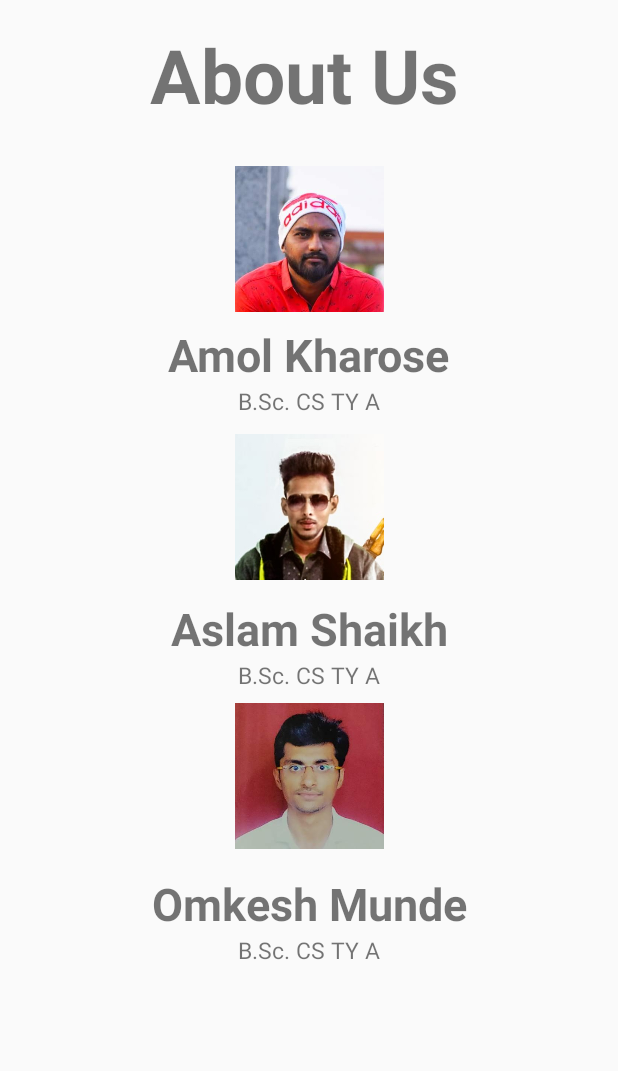
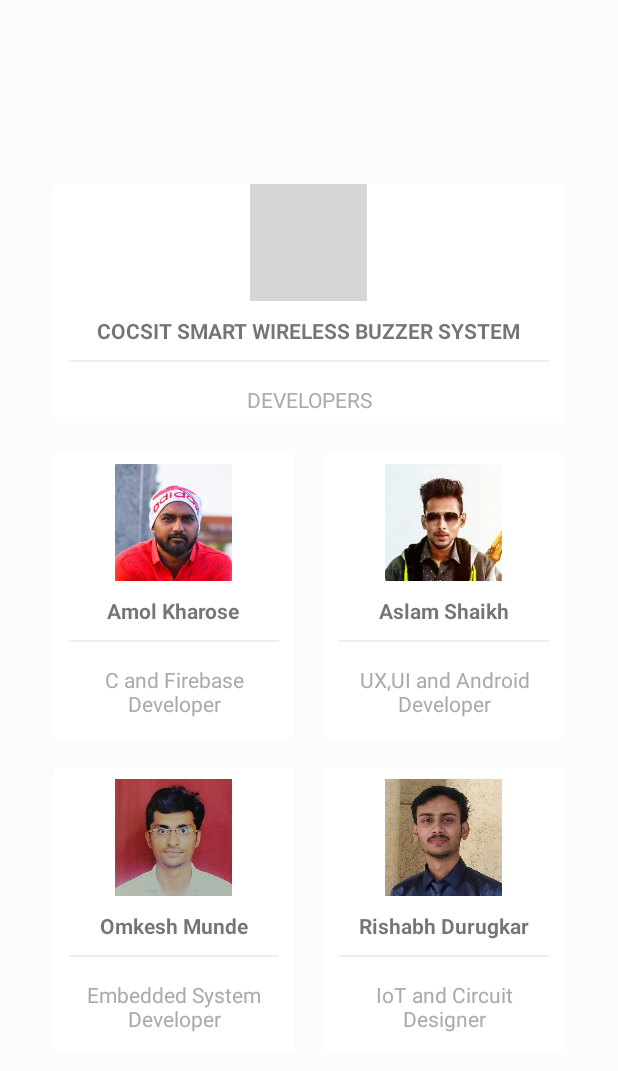
Before and after one commit to BeingTiger007/MyQuizApp, an Android app: the About screen opened directly, with no data from a screen before it, on a phone screen of 412 x 824 dp. Shown: the top 1071 px of the screen. Run offline under Robolectric (Android 15) with nearby library versions, the light colour scheme and no system bars; grey boxes are pictures that could not be loaded.

Commit message:
updated about us page

```diff
--- a/app/src/main/java/com/example/myquizapp/About.java
+++ b/app/src/main/java/com/example/myquizapp/About.java
@@ -2,6 +2,7 @@ package com.example.myquizapp;
 
 import androidx.appcompat.app.AppCompatActivity;
 
+import android.os.Build;
 import android.os.Bundle;
 
 public class About extends AppCompatActivity {
@@ -10,5 +11,11 @@ public class About extends AppCompatActivity {
     protected void onCreate(Bundle savedInstanceState) {
         super.onCreate(savedInstanceState);
         setContentView(R.layout.activity_about);
+
+        if (Build.VERSION.SDK_INT >= Build.VERSION_CODES.M) {
+            getWindow().setStatusBarColor(getResources().getColor(R.color.colorWhite, this.getTheme()));
+        } else if (Build.VERSION.SDK_INT >= Build.VERSION_CODES.LOLLIPOP) {
+            getWindow().setStatusBarColor(getResources().getColor(R.color.colorWhite));
+        }
     }
 }
--- a/app/src/main/res/layout/activity_about.xml
+++ b/app/src/main/res/layout/activity_about.xml
@@ -1,143 +1,225 @@
 <?xml version="1.0" encoding="utf-8"?>
-<androidx.constraintlayout.widget.ConstraintLayout xmlns:android="http://schemas.android.com/apk/res/android"
+<LinearLayout xmlns:android="http://schemas.android.com/apk/res/android"
     xmlns:app="http://schemas.android.com/apk/res-auto"
     xmlns:tools="http://schemas.android.com/tools"
     android:layout_width="match_parent"
     android:layout_height="match_parent"
-    tools:context=".About">
+    tools:context=".MainActivity"
+    android:padding="10dp"
+    android:orientation="vertical"
+    android:gravity="center"
+    android:background="@color/backgroudcolr">
 
+    <LinearLayout
+        android:clipToPadding="false"
+        android:gravity="center"
+        android:orientation="horizontal"
+        android:layout_width="match_parent"
+        android:layout_height="wrap_content">
+
+        <androidx.cardview.widget.CardView
+            android:foreground="?selectableItemBackground"
+            android:clickable="true"
+            android:layout_width="340dp"
+            android:layout_height="160dp"
+            android:layout_margin="10dp">
+            <LinearLayout
+                android:layout_width="match_parent"
+                android:layout_height="match_parent"
+                android:orientation="vertical"
+                android:gravity="center">
+                <ImageView
+                    android:layout_width="78dp"
+                    android:layout_height="78dp"
+                    android:src="@drawable/old_logo"
+                    android:padding="0dp"/>
                 <TextView
-        android:id="@+id/textView5"
                     android:layout_width="wrap_content"
                     android:layout_height="wrap_content"
-        android:layout_marginTop="16dp"
-        android:text="@string/about_us"
-        android:textAlignment="center"
-        android:textSize="50sp"
                     android:textStyle="bold"
-        app:layout_constraintBottom_toBottomOf="parent"
-        app:layout_constraintEnd_toEndOf="parent"
-        app:layout_constraintHorizontal_bias="0.487"
-        app:layout_constraintStart_toStartOf="parent"
-        app:layout_constraintTop_toTopOf="parent"
-        app:layout_constraintVertical_bias="0.0"></TextView>
-
-    <ImageView
-        android:id="@+id/imageView2"
-        android:layout_width="99dp"
-        android:layout_height="97dp"
-        android:layout_marginTop="16dp"
-        android:background="@drawable/amolcomp"
-        android:contentDescription="@string/todo"
-        android:scaleType="centerCrop"
-        app:layout_constraintBottom_toBottomOf="parent"
-        app:layout_constraintEnd_toEndOf="parent"
-        app:layout_constraintStart_toStartOf="parent"
-        app:layout_constraintTop_toBottomOf="@+id/textView5"
-        app:layout_constraintVertical_bias="0.018">
-
-    </ImageView>
-
+                    android:layout_marginTop="10dp"
+                    android:text="COCSIT SMART WIRELESS BUZZER SYSTEM"/>
+                <View
+                    android:layout_width="match_parent"
+                    android:layout_height="1dp"
+                    android:background="@color/lightgray"
+                    android:layout_margin="10dp" />
                 <TextView
-        android:id="@+id/textView6"
                     android:layout_width="wrap_content"
                     android:layout_height="wrap_content"
-        android:layout_marginTop="8dp"
-        android:text="@string/amol_kharose"
-        android:textAlignment="center"
-        android:textSize="30sp"
-        android:textStyle="bold"
-        app:layout_constraintEnd_toEndOf="parent"
-        app:layout_constraintHorizontal_bias="0.497"
-        app:layout_constraintStart_toStartOf="parent"
-        app:layout_constraintTop_toBottomOf="@+id/imageView2"></TextView>
+                    android:gravity="center"
+                    android:text="DEVELOPERS"
+                    android:padding="5dp"
+                    android:textColor="@android:color/darker_gray"/>
+            </LinearLayout>
+        </androidx.cardview.widget.CardView>
 
+    </LinearLayout>
+
+    <LinearLayout
+        android:clipToPadding="false"
+        android:gravity="center"
+        android:orientation="horizontal"
+        android:layout_width="match_parent"
+        android:layout_height="wrap_content">
+
+        <androidx.cardview.widget.CardView
+            android:foreground="?selectableItemBackground"
+            android:clickable="true"
+            android:layout_width="160dp"
+            android:layout_height="190dp"
+            android:layout_margin="10dp">
+            <LinearLayout
+                android:layout_width="match_parent"
+                android:layout_height="match_parent"
+                android:orientation="vertical"
+                android:gravity="center">
+                <ImageView
+                    android:layout_width="78dp"
+                    android:layout_height="78dp"
+                    android:src="@drawable/amolcomp"
+                    android:padding="0dp"/>
                 <TextView
-        android:id="@+id/textView7"
                     android:layout_width="wrap_content"
                     android:layout_height="wrap_content"
-        android:text="@string/b_sc_cs_ty_a"
-        android:textAlignment="center"
-        android:textSize="15sp"
-        app:layout_constraintEnd_toEndOf="parent"
-        app:layout_constraintStart_toStartOf="parent"
-        app:layout_constraintTop_toBottomOf="@+id/textView6"></TextView>
-
-    <ImageView
-        android:id="@+id/imageView3"
-        android:layout_width="99dp"
-        android:layout_height="97dp"
-        android:layout_marginTop="8dp"
-        android:background="@drawable/aslamcomp"
-        android:contentDescription="@string/todo"
-        android:scaleType="centerCrop"
-        app:layout_constraintBottom_toBottomOf="parent"
-        app:layout_constraintEnd_toEndOf="parent"
-        app:layout_constraintStart_toStartOf="parent"
-        app:layout_constraintTop_toBottomOf="@+id/textView7"
-        app:layout_constraintVertical_bias="0.008"></ImageView>
-
+                    android:textStyle="bold"
+                    android:layout_marginTop="10dp"
+                    android:text="Amol Kharose"/>
+                <View
+                    android:layout_width="match_parent"
+                    android:layout_height="1dp"
+                    android:background="@color/lightgray"
+                    android:layout_margin="10dp" />
                 <TextView
-        android:id="@+id/textView8"
                     android:layout_width="wrap_content"
                     android:layout_height="wrap_content"
-        android:layout_marginTop="12dp"
-        android:text="@string/aslam_shaikh"
-        android:textAlignment="center"
-        android:textSize="30sp"
-        android:textStyle="bold"
-        app:layout_constraintEnd_toEndOf="parent"
-        app:layout_constraintStart_toStartOf="parent"
-        app:layout_constraintTop_toBottomOf="@+id/imageView3" />
+                    android:gravity="center"
+                    android:text="C and Firebase Developer"
+                    android:padding="5dp"
+                    android:textColor="@android:color/darker_gray"/>
+            </LinearLayout>
+        </androidx.cardview.widget.CardView>
 
+        <androidx.cardview.widget.CardView
+            android:foreground="?selectableItemBackground"
+            android:clickable="true"
+            android:layout_width="160dp"
+            android:layout_height="190dp"
+            android:layout_margin="10dp">
+            <LinearLayout
+                android:layout_width="match_parent"
+                android:layout_height="match_parent"
+                android:orientation="vertical"
+                android:gravity="center">
+                <ImageView
+                    android:layout_width="78dp"
+                    android:layout_height="78dp"
+                    android:src="@drawable/aslamcomp"
+                    android:padding="0dp"/>
                 <TextView
-        android:id="@+id/textView9"
                     android:layout_width="wrap_content"
                     android:layout_height="wrap_content"
-        android:text="@string/b_sc_cs_ty_a"
-        android:textAlignment="center"
-        android:textSize="15sp"
-        app:layout_constraintEnd_toEndOf="parent"
-        app:layout_constraintStart_toStartOf="parent"
-        app:layout_constraintTop_toBottomOf="@+id/textView8"></TextView>
-
-    <ImageView
-        android:id="@+id/imageView4"
-        android:layout_width="99dp"
-        android:layout_height="97dp"
-        android:layout_marginTop="8dp"
-        android:background="@drawable/omkeshcomp"
-        android:contentDescription="@string/todo"
-        android:scaleType="centerCrop"
-        app:layout_constraintBottom_toBottomOf="parent"
-        app:layout_constraintEnd_toEndOf="parent"
-        app:layout_constraintStart_toStartOf="parent"
-        app:layout_constraintTop_toBottomOf="@+id/textView9"
-        app:layout_constraintVertical_bias="0.0" />
-
+                    android:textStyle="bold"
+                    android:layout_marginTop="10dp"
+                    android:text="Aslam Shaikh"/>
+                <View
+                    android:layout_width="match_parent"
+                    android:layout_height="1dp"
+                    android:background="@color/lightgray"
+                    android:layout_margin="10dp" />
                 <TextView
-        android:id="@+id/textView10"
                     android:layout_width="wrap_content"
                     android:layout_height="wrap_content"
-        android:layout_marginTop="16dp"
-        android:text="@string/omkesh_munde"
-        android:textAlignment="center"
-        android:textSize="30sp"
-        android:textStyle="bold"
-        app:layout_constraintEnd_toEndOf="parent"
-        app:layout_constraintStart_toStartOf="parent"
-        app:layout_constraintTop_toBottomOf="@+id/imageView4"></TextView>
+                    android:gravity="center"
+                    android:text="UX,UI and Android Developer"
+                    android:padding="5dp"
+                    android:textColor="@android:color/darker_gray"/>
+            </LinearLayout>
+        </androidx.cardview.widget.CardView>
 
+    </LinearLayout>
+
+    <LinearLayout
+        android:clipToPadding="false"
+        android:gravity="center"
+        android:orientation="horizontal"
+        android:layout_width="match_parent"
+        android:layout_height="wrap_content">
+
+        <androidx.cardview.widget.CardView
+            android:foreground="?selectableItemBackground"
+            android:clickable="true"
+            android:layout_width="160dp"
+            android:layout_height="190dp"
+            android:layout_margin="10dp">
+            <LinearLayout
+                android:layout_width="match_parent"
+                android:layout_height="match_parent"
+                android:orientation="vertical"
+                android:gravity="center">
+                <ImageView
+                    android:layout_width="78dp"
+                    android:layout_height="78dp"
+                    android:src="@drawable/omkeshcomp"
+                    android:padding="0dp"/>
                 <TextView
-        android:id="@+id/textView11"
                     android:layout_width="wrap_content"
                     android:layout_height="wrap_content"
-        android:text="@string/b_sc_cs_ty_a"
-        android:textAlignment="center"
-        android:textSize="15sp"
-        app:layout_constraintEnd_toEndOf="parent"
-        app:layout_constraintStart_toStartOf="parent"
-        app:layout_constraintTop_toBottomOf="@+id/textView10"></TextView>
+                    android:textStyle="bold"
+                    android:layout_marginTop="10dp"
+                    android:text="Omkesh Munde"/>
+                <View
+                    android:layout_width="match_parent"
+                    android:layout_height="1dp"
+                    android:background="@color/lightgray"
+                    android:layout_margin="10dp" />
+                <TextView
+                    android:layout_width="wrap_content"
+                    android:layout_height="wrap_content"
+                    android:gravity="center"
+                    android:text="Embedded System Developer"
+                    android:padding="5dp"
+                    android:textColor="@android:color/darker_gray"/>
+            </LinearLayout>
+        </androidx.cardview.widget.CardView>
 
+        <androidx.cardview.widget.CardView
+            android:foreground="?selectableItemBackground"
+            android:clickable="true"
+            android:layout_width="160dp"
+            android:layout_height="190dp"
+            android:layout_margin="10dp">
+            <LinearLayout
+                android:layout_width="match_parent"
+                android:layout_height="match_parent"
+                android:orientation="vertical"
+                android:gravity="center">
+                <ImageView
+                    android:layout_width="78dp"
+                    android:layout_height="78dp"
+                    android:src="@drawable/rishabhcomp"
+                    android:padding="0dp"/>
+                <TextView
+                    android:layout_width="wrap_content"
+                    android:layout_height="wrap_content"
+                    android:textStyle="bold"
+                    android:layout_marginTop="10dp"
+                    android:text="Rishabh Durugkar"/>
+                <View
+                    android:layout_width="match_parent"
+                    android:layout_height="1dp"
+                    android:background="@color/lightgray"
+                    android:layout_margin="10dp" />
+                <TextView
+                    android:layout_width="wrap_content"
+                    android:layout_height="wrap_content"
+                    android:gravity="center"
+                    android:text="IoT and Circuit Designer"
+                    android:padding="5dp"
+                    android:textColor="@android:color/darker_gray"/>
+            </LinearLayout>
+        </androidx.cardview.widget.CardView>
 
-</androidx.constraintlayout.widget.ConstraintLayout>
+    </LinearLayout>
+
+</LinearLayout>
--- a/app/src/main/res/values/colors.xml
+++ b/app/src/main/res/values/colors.xml
@@ -10,4 +10,10 @@
     <color name="colorOrange">#FFB08B</color>
     <color name="colorPurple">#847BFF</color>
     <color name="colorWhite">#FFFFFF</color>
+    <color name="lightgray">#ededed</color>
+    <color name="deeppurple">#7c4dff</color>
+    <color name="yellow">#ffb300</color>
+    <color name="green">#00bfa5</color>
+    <color name="lightblue">#00E4CF</color>
+    <color name="backgroudcolr">#fcfcfc</color>
 </resources>
```
Lines whose indentation alone changed are shown as unchanged.
